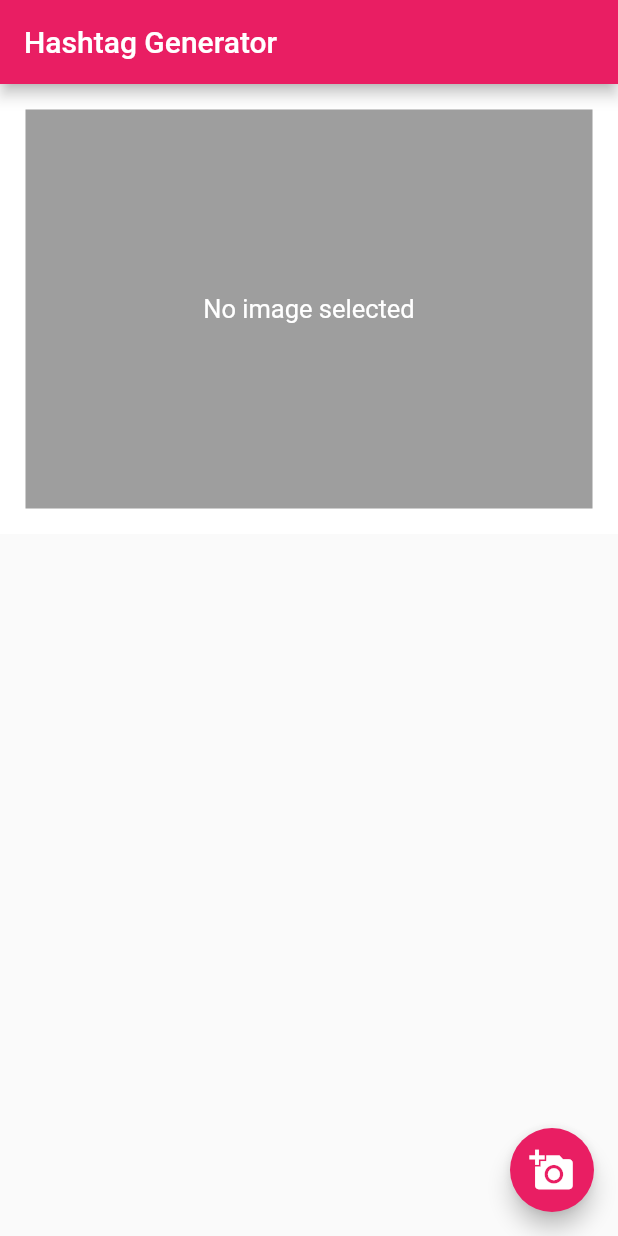
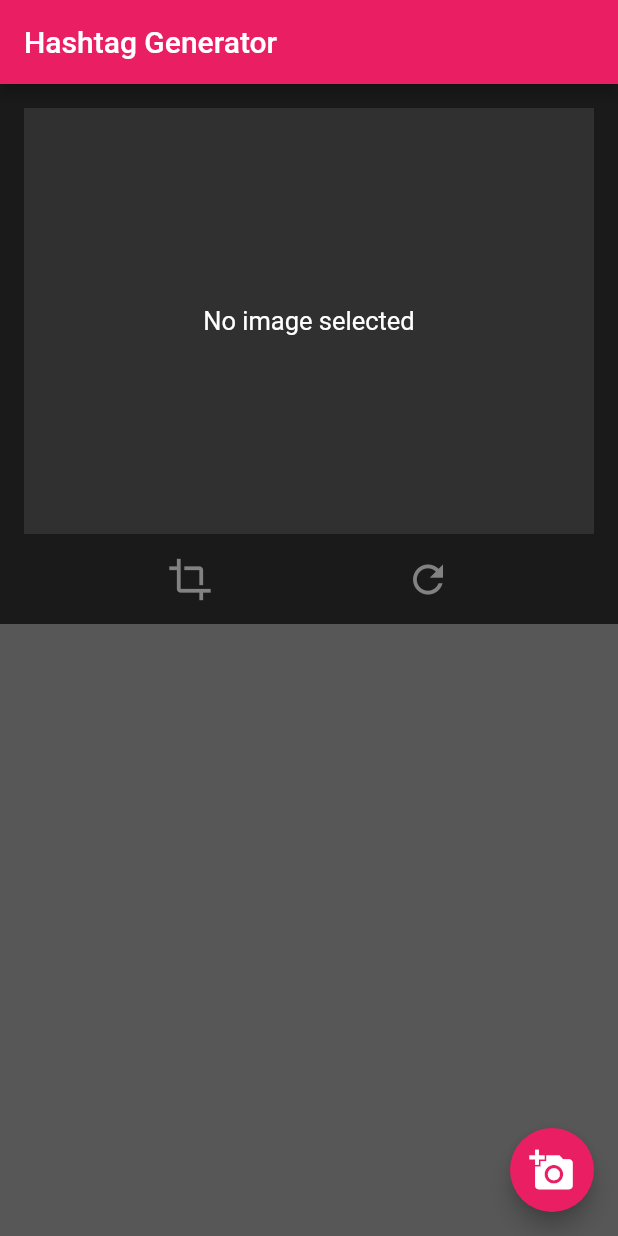
Before and after one commit to tomerlaufer123/cs130Project, a Flutter app: the screen it shows after launch, on a phone screen of 412 x 824 dp. Run offline on Flutter 3.47's test engine with Material 2 defaults, Android fonts, the phone set to English and light mode, and no system bars; drawn by our look-alikes of flutter_speed_dial; our stand-ins replace image_cropper, image_picker; missing offline and left inert: clipboard_manager.

Commit message:
Theme update, "search" photos on insta by tag

```diff
--- a/hashtag_app/lib/main.dart
+++ b/hashtag_app/lib/main.dart
@@ -12,7 +12,32 @@ void main() {
   runApp(MyApp());
 }
 
-// Widget displays hashtags generated, passed w/ tags constructor argument
+// Screen/Route displays hashtags generated
+// TODO: see if you could use instagram API Rio sent in the chat w/ tag
+class SimilarImages extends StatelessWidget {
+  @override
+  SimilarImages({this.tag});
+  final String tag; // the hashtag in question, passed as argument
+
+  Widget build(BuildContext context) {
+    return Scaffold(
+        appBar: AppBar(title: Text("Related to $tag")),
+        body: Scrollbar(
+            child: GridView.count(
+          crossAxisCount: 2,
+          children: List.generate(50, (index) {
+            return Container(
+              child: Card(
+                  color: const Color(0xff1a1a1a),
+                  child: Icon(Icons.image_outlined,
+                      color: Color(0xff737373), size: 60)),
+            );
+          }),
+        )));
+  }
+}
+
+// Screen/Route displays hashtags generated, passed w/ tags constructor argument
 class HashtagPage extends StatelessWidget {
   // make stateful? https://www.youtube.com/watch?v=PqeeMy1fQys&t=0s
   @override
@@ -25,25 +50,53 @@ class HashtagPage extends StatelessWidget {
         appBar: AppBar(
           title: Text("Your Hashtags: $total"),
         ),
-        // Generate new widget for every tag in list
+        // Show entry every hashtag in generated list
         body: Scrollbar(
           child: ListView.builder(
             itemCount: tags.length,
             itemBuilder: (context, index) {
-              return ListTile(
-                  title: Text('${tags[index]}'),
-                  //https://pub.dev/packages/clipboard_manager/example
-                  trailing: TextButton(
+              return Card(
+                  margin: EdgeInsets.only(
+                      top: 4.0, bottom: 4.0, left: 9.0, right: 9.0),
+                  child: ListTile(
+                    // Every Entry has:
+                    // - hashtag
+                    // - Ctrl+C button
+                    // - button to view photos from inst with hashtag
+                    title: Text('${tags[index]}',
+                        style: TextStyle(
+                          color: Colors.black,
+                          fontSize: 19,
+                        )),
+                    trailing: Wrap(
+                      spacing: 0, // space between two icons
+                      children: <Widget>[
+                        TextButton(
                             child: Icon(Icons.content_copy),
                             onPressed: () {
-                        ClipboardManager.copyToClipBoard("your text to copy")
+                              ClipboardManager.copyToClipBoard(
+                                      "your text to copy")
                                   .then((result) {
                                 final snackBar = SnackBar(
                                   content: Text('Copied to Clipboard'),
                                 );
                                 Scaffold.of(context).showSnackBar(snackBar);
                               });
-                      }));
+                            }),
+                        /* TextButton( child: Icon(Icons.favorite), onPressed: null) */
+                        // maybe save liked hashtags
+                        TextButton(
+                            child: Icon(Icons.image_search),
+                            onPressed: () {
+                              Navigator.push(
+                                  context,
+                                  MaterialPageRoute(
+                                      builder: (context) => SimilarImages(
+                                          tag: '${tags[index]}')));
+                            }),
+                      ],
+                    ),
+                  ));
             },
           ),
         ),
@@ -66,10 +119,12 @@ class MyApp extends StatelessWidget {
   Widget build(BuildContext context) {
     return MaterialApp(
       title: 'Hashtag Generator',
+      debugShowCheckedModeBanner: false,
       theme: ThemeData(
         // This is the theme of your application.
         primarySwatch: Colors.pink,
         visualDensity: VisualDensity.adaptivePlatformDensity,
+        scaffoldBackgroundColor: const Color(0xFF575757),
       ),
       home: MyHomePage(title: 'Hashtag Generator'),
     );
@@ -91,10 +146,11 @@ class _MyHomePageState extends State<MyHomePage> {
   //state Object
   File _image; // Image file (saved in memory)
   List<String> _listOfTags; // File containing list of tags (just for testing)
-  final picker = ImagePicker(); //Plugin: https://pub.dev/packages/image_picker
+  final picker =
+      ImagePicker(); //Plugin: https://pub.dev/packages/image_picker/example
 
   // Get Image from Gallery
-  Future<void> _getImage(ImageSource source) async {
+  Future<void> _getImage(ImageSource source, {BuildContext context}) async {
     final pickedFile = await picker.getImage(
         source: source, maxWidth: 300.0, maxHeight: 500.0); //ImageSource.camera
 
@@ -110,7 +166,15 @@ class _MyHomePageState extends State<MyHomePage> {
     });
   }
 
-  // Cropper plugin https://pub.dev/packages/image_cropper
+  // Reset Image
+  // DISCLAIMER pressing "choose from gallery" more than once still made app crash)
+  Future<void> _resetImage() async {
+    setState(() {
+      _image = null; // set image to captured photo
+    });
+  }
+
+  // Crop Image
   // Tutorial: https://fireship.io/lessons/flutter-file-uploads-cloud-storage/
   Future<void> _cropImage() async {
     File croppedImage = await ImageCropper.cropImage(
@@ -150,75 +214,123 @@ class _MyHomePageState extends State<MyHomePage> {
         title: Text(widget.title),
       ),
 
-      body: ListView(
-        children: <Widget>[
-          if (_image != null) ...[
-            // Once photo selected:
+      body: _image != null
+          ? ListView(
+              // If photo has been selected:
               // -  Display photo in center of screen
               // -  Buttons to crop & redisplay
               // -  Button to generate hashtags
-            Container(child: Image.file(_image)),
+              children: <Widget>[
+                  Container(
+                      width: 50.0,
+                      height: 290.0,
+                      color: const Color(0xff1a1a1a),
+                      child: Image.file(_image)),
+                  Container(
+                      width: 50.0,
+                      height: 60.0,
+                      color: const Color(0xff1a1a1a),
+                      child: Row(
+                          mainAxisAlignment: MainAxisAlignment.spaceEvenly,
+                          children: <Widget>[
+                            TextButton(
+                                child: Icon(Icons.crop,
+                                    color: Colors.white, size: 30),
+                                onPressed: _cropImage),
+                            TextButton(
+                              child: Icon(Icons.refresh,
+                                  color: Colors.white, size: 30),
+                              onPressed: _resetImage,
+                            )
+                          ])),
                   Row(
                     mainAxisAlignment: MainAxisAlignment.spaceEvenly,
-              children: <Widget>[
-                ElevatedButton(
-                    //child: Icon(Icons.crop, color: Colors.white, size: 30),
-                    child: Text('Crop Image',
-                        style: TextStyle(fontSize: 18, color: Colors.white)),
-                    onPressed: _cropImage),
-                // TODO: Generate Hashtags Functionality to generate list_of_tags
-                ElevatedButton(
-                    child: Text('Generate Hashtags',
-                        style: TextStyle(fontSize: 18)),
-                    onPressed: _generateTags),
-                // change so list of tags is  file object after
-              ],
+                    children: [
+                      Padding(
+                          padding: EdgeInsets.only(top: 16.0, bottom: 16),
+                          child: ElevatedButton(
+                              // TODO: Implement Functionality to generate list_of_tags on backend
+                              child: Padding(
+                                padding: EdgeInsets.all(14.0),
+                                child: Text('Generate',
+                                    style: TextStyle(fontSize: 20)),
                               ),
+                              onPressed: _generateTags)),
                       // Once List of Hashtags generated:
                       // -  Button to view hashtags appears
                       // -  opens new page with displayed tags
-            Visibility(
-                visible: _listOfTags != null,
-                child: Center(
-                    child: Padding(
-                  padding: EdgeInsets.all(30.0),
+                      Padding(
+                        padding: EdgeInsets.only(top: 16.0, bottom: 16),
+                        child: Opacity(
+                            opacity: (_listOfTags != null) ? 1.0 : 0.4,
                             child: ElevatedButton(
                                 style: ButtonStyle(
                                   backgroundColor:
-                            MaterialStateProperty.all<Color>(Colors.blue),
+                                      MaterialStateProperty.all<Color>(
+                                          Color(0xfff76fb6)),
                                 ),
                                 child: Padding(
-                        padding: EdgeInsets.all(16.0),
+                                  padding: EdgeInsets.all(14.0),
                                   child: Text('View Hashtags',
-                            style: TextStyle(fontSize: 25)),
+                                      style: TextStyle(fontSize: 20)),
                                 ),
                                 // When 'View Hashtags' Pressed, navigate to new page
                                 onPressed: () {
-                        Navigator.push(
+                                  (_listOfTags != null)
+                                      ? Navigator.push(
                                           context,
                                           MaterialPageRoute(
-                              builder: (context) =>
-                                  HashtagPage(tags: _listOfTags)),
-                        );
-                      }),
-                )))
-          ] else
+                                              builder: (context) => HashtagPage(
+                                                  tags: _listOfTags)))
+                                      : null;
+                                })),
+                      ),
+                    ],
+                  )
+                ])
+          : ListView(
               // If photo not yet selected, options hidden
+              // - Show 'No Image Selected'
+              // - Greyed out Buttons
+              children: <Widget>[
                   Container(
                     width: 50.0,
                     height: 300.0,
-              decoration: BoxDecoration(
-                  border: Border.all(color: Colors.white, width: 17)),
+                    color: const Color(0xff1a1a1a),
+                    //decoration: BoxDecoration(
+                    //    border: Border.all(color: Colors.white, width: 17)),
+                    child: Padding(
+                      padding: const EdgeInsets.only(
+                          top: 16.0, left: 16.0, right: 16.0),
                       child: const DecoratedBox(
-                  decoration: const BoxDecoration(color: Colors.grey),
+                          decoration: const BoxDecoration(
+                            color: const Color(0xff303030),
+                          ),
                           child: Center(
                               child: Text(
                                   'No image selected', //\n\nPress the camera button to pick an image!',
-                          style:
-                              TextStyle(fontSize: 17, color: Colors.white)))),
+                                  style: TextStyle(
+                                      fontSize: 17, color: Colors.white)))),
                     ),
-        ],
                   ),
+                  Container(
+                      width: 50.0,
+                      height: 60.0,
+                      color: const Color(0xff1a1a1a),
+                      child: Row(
+                          mainAxisAlignment: MainAxisAlignment.spaceEvenly,
+                          children: <Widget>[
+                            TextButton(
+                                child: Icon(Icons.crop,
+                                    color: Color(0xff828282), size: 30),
+                                onPressed: null),
+                            TextButton(
+                              child: Icon(Icons.refresh,
+                                  color: Color(0xff828282), size: 30),
+                              onPressed: null,
+                            )
+                          ])),
+                ]),
 
       // Select image from camera or gallery by pressing button
       floatingActionButton: SpeedDial(
@@ -230,7 +342,7 @@ class _MyHomePageState extends State<MyHomePage> {
             label: 'Choose from Gallery',
             backgroundColor: Colors.blue,
             child: Icon(Icons.photo_library),
-            onTap: () => _getImage(ImageSource.gallery),
+            onTap: () => _getImage(ImageSource.gallery, context: context),
           ),
           SpeedDialChild(
             label: 'Take photo',
```
Lines whose indentation alone changed are shown as unchanged.
